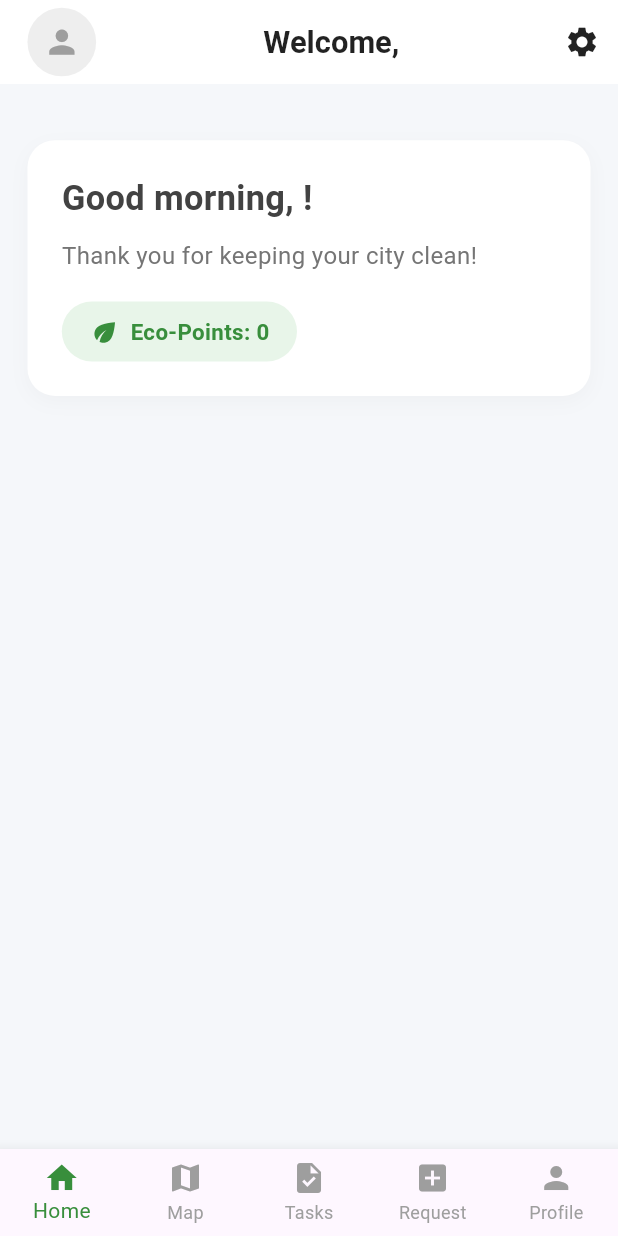
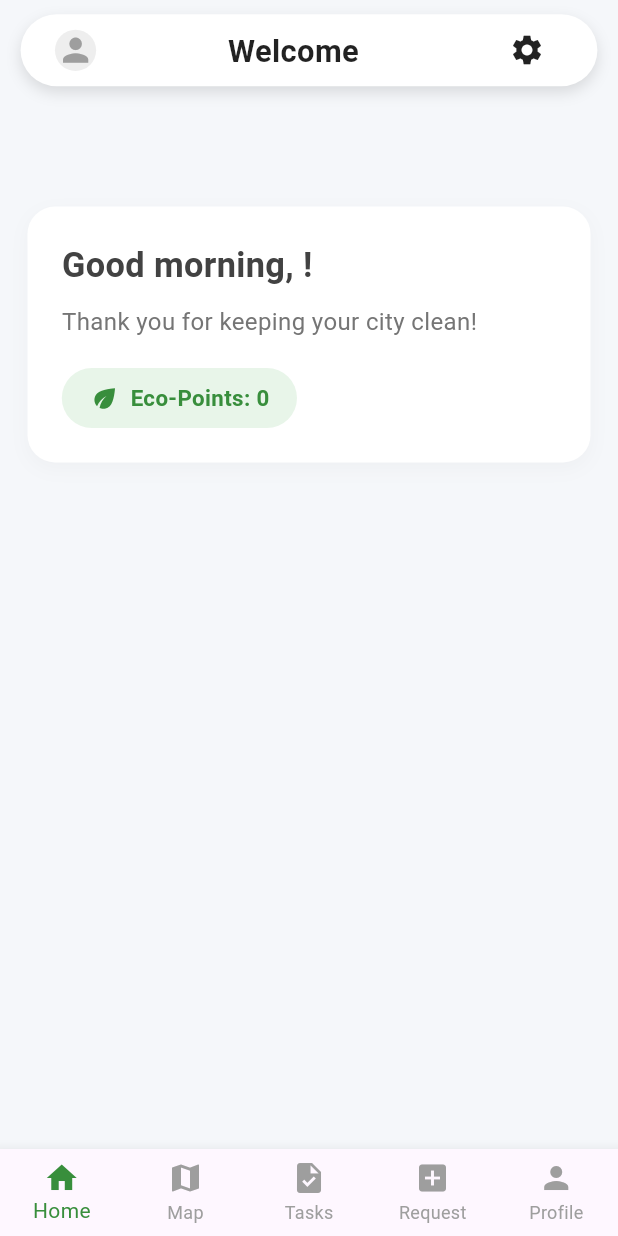
Before and after one commit to Adityaaaaaaaaaaaaaaa/WDA, a Flutter app: the UHomePage screen opened by its route, on a phone screen of 412 x 824 dp. Run offline on Flutter 3.47's test engine with Material 3 defaults, Android fonts, the phone set to English and light mode, and no system bars; our stand-ins replace cloud_firestore, firebase_auth, firebase_core, flutter_dotenv, flutter_riverpod, flutter_screenutil and 3 more; missing offline and left inert: alert_info, flutter_displaymode; accounts and stored records are empty.

Commit message:
app bar fix

```diff
--- a/lib/features/user/home/uHome_page.dart
+++ b/lib/features/user/home/uHome_page.dart
@@ -61,14 +61,15 @@ class _UHomePageState extends State<UHomePage> {
   Widget build(BuildContext context) {
     final displayName = _userData?['displayName'] ?? "User";
     final ecoPoints = _userData?['ecoPoints'] ?? 0;
-    final photoUrl =
-        _userData?['photoUrl'] ?? FirebaseAuth.instance.currentUser?.photoURL;
+    final photoUrl = _userData?['photoUrl'] ?? FirebaseAuth.instance.currentUser?.photoURL;
 
     return Scaffold(
       backgroundColor: const Color(0xFFF5F7FA),
+      extendBody: false,
+      extendBodyBehindAppBar: true,
       appBar: UAppBar(
         photoUrl: photoUrl,
-        displayName: displayName,
+        text: "Welcome $displayName",
       ),
       bottomNavigationBar: UNavBar(
         currentIndex: _selectedIndex,
@@ -77,7 +78,8 @@ class _UHomePageState extends State<UHomePage> {
       body: _loading
           ? const Center(child: CircularProgressIndicator())
           : ListView(
-              padding: EdgeInsets.only(top: 16.h),
+              cacheExtent: MediaQuery.of(context).size.height,
+              padding: EdgeInsets.only(top: 100.h),
               children: [
                 UGreetingCard(
                   name: displayName,
--- a/lib/features/user/widgets/uAppBar.dart
+++ b/lib/features/user/widgets/uAppBar.dart
@@ -3,28 +3,40 @@ import 'package:flutter_screenutil/flutter_screenutil.dart';
 
 class UAppBar extends StatelessWidget implements PreferredSizeWidget {
   final String? photoUrl;
-  final String displayName;
+  final String text;
 
   const UAppBar({
     super.key,
     required this.photoUrl,
-    required this.displayName,
+    required this.text,
   });
 
   @override
   Widget build(BuildContext context) {
-    return AppBar(
-      automaticallyImplyLeading: false, // 🔒 no back arrow
-      backgroundColor: Colors.white,
-      elevation: 0,
-      titleSpacing: 0,
-      title: Row(
+    return PreferredSize(
+      preferredSize: Size.fromHeight(70.h),
+      child: SafeArea(
+        child: Padding(
+          padding: EdgeInsets.symmetric(horizontal: 12.w, vertical: 8.h),
+          child: Container(
+            decoration: BoxDecoration(
+              color: Colors.white,
+              borderRadius: BorderRadius.circular(30.r),
+              boxShadow: [
+                BoxShadow(
+                  color: Colors.black12,
+                  blurRadius: 8,
+                  offset: const Offset(0, 4),
+                ),
+              ],
+            ),
+            padding: EdgeInsets.symmetric(horizontal: 20.w),
+            child: Row(
+              mainAxisAlignment: MainAxisAlignment.spaceBetween,
               children: [
-          // Profile Image / Fallback Icon
-          Padding(
-            padding: EdgeInsets.only(left: 16.w, right: 12.w),
-            child: CircleAvatar(
-              radius: 20.r,
+                // Profile Image
+                CircleAvatar(
+                  radius: 12.r,
                   backgroundColor: Colors.grey.shade200,
                   backgroundImage: (photoUrl != null && photoUrl!.isNotEmpty)
                       ? NetworkImage(photoUrl!)
@@ -33,27 +45,25 @@ class UAppBar extends StatelessWidget implements PreferredSizeWidget {
                       ? Icon(Icons.person, color: Colors.grey, size: 22.sp)
                       : null,
                 ),
-          ),
 
-          // Display Name
+                // Center Text
                 Expanded(
+                  child: Padding(
+                    padding: EdgeInsets.symmetric(horizontal: 10.0.w),
                     child: Text(
+                      text,
                       textAlign: TextAlign.center,
-              "Welcome, $displayName",
                       style: TextStyle(
                         fontWeight: FontWeight.bold,
                         fontSize: 18.sp,
                         color: Colors.black87,
                       ),
                       overflow: TextOverflow.ellipsis,
-              maxLines: 1,
                     ),
                   ),
-        ],
                 ),
 
-      // Settings Icon
-      actions: [
+                // Settings
                 IconButton(
                   icon: const Icon(Icons.settings, color: Colors.black87),
                   onPressed: () {
@@ -65,9 +75,13 @@ class UAppBar extends StatelessWidget implements PreferredSizeWidget {
                   },
                 ),
               ],
+            ),
+          ),
+        ),
+      ),
     );
   }
 
   @override
-  Size get preferredSize => const Size.fromHeight(kToolbarHeight);
+  Size get preferredSize => Size.fromHeight(70.h);
 }
```
Lines whose indentation alone changed are shown as unchanged.
